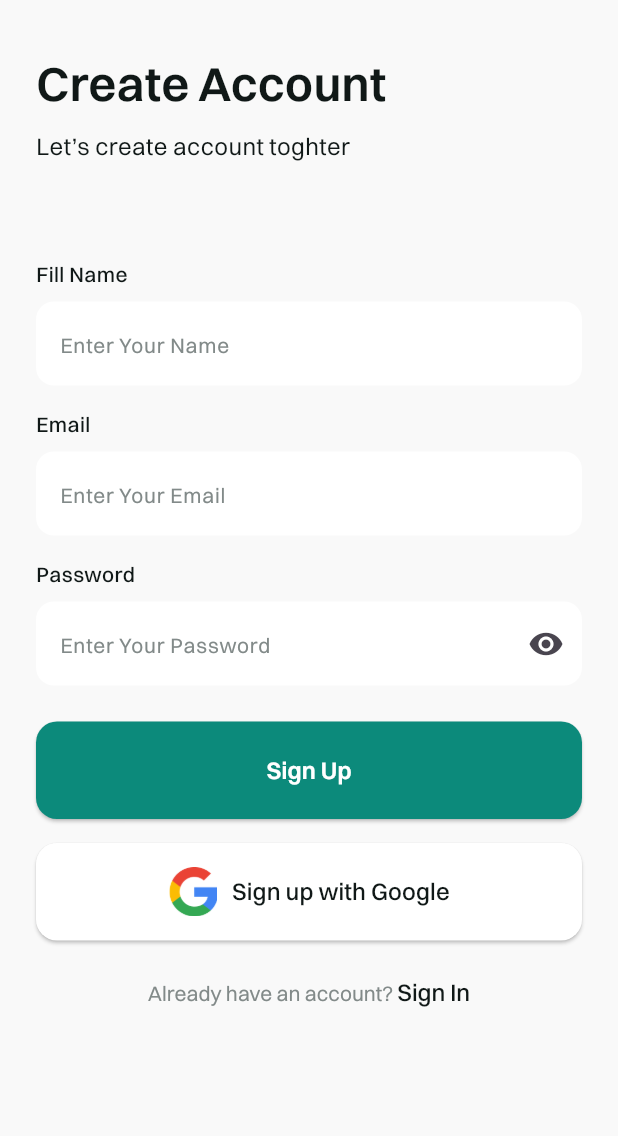
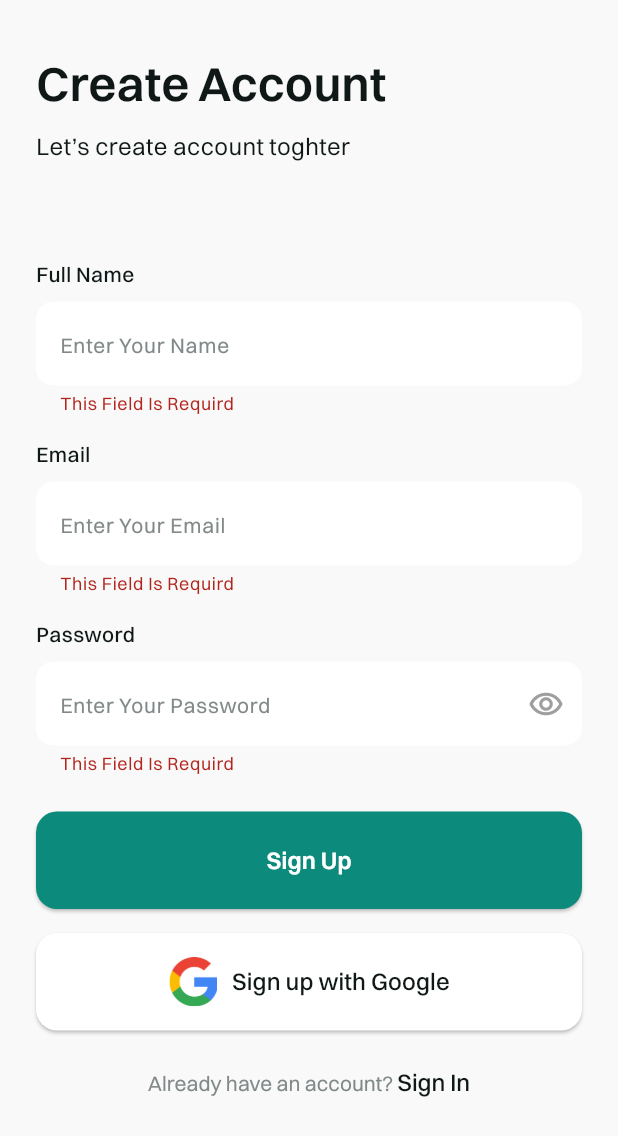
Before and after one commit to Esl4mx/Crafty_app, a Flutter app: the SignupViewBody widget shown alone on an empty page, opened directly, after a tap on "Sign Up", on a phone screen of 412 x 824 dp. Shown: the top 1136 px of the screen. Run offline on Flutter 3.47's test engine with Material 3 defaults, Android fonts, the light colour scheme and no system bars; our stand-ins replace animated_bottom_navigation_bar, bloc, carousel_slider, dartz, dots_indicator, firebase_auth and 5 more; missing offline and left inert: model_viewer_plus; accounts and stored records are empty.

Commit message:
Refactor and enhance signup form and service setup
- Rename `setup` to `setupGitit` in `git_it_service.dart`.
- Add `onSaved` callback to `CustomTextFormField` and update its usage.
- Refactor `SignupViewFormSection` to a `StatefulWidget` to handle form validation and state.
- Implement form validation and state management in `SignupViewFormSection`.
- Add `ModalProgressHUD` to `SignupViewBodyBlocConsumer` to show loading state.
- Update `main.dart` to call `setupGitit` for service initialization.
- Add `modal_progress_hud_nsn` dependency for progress HUD.

```diff
--- a/lib/core/services/git_it_service.dart
+++ b/lib/core/services/git_it_service.dart
@@ -5,7 +5,7 @@ import 'package:get_it/get_it.dart';
 
 final getIt = GetIt.instance;
 
-void setup() {
+void setupGitit() {
   getIt.registerSingleton<FirebaseAuthService>(FirebaseAuthService());
   getIt.registerSingleton<AuthRepo>(
       AuthRepoImp(firebaseAuthService: getIt<FirebaseAuthService>()));
--- a/lib/core/wigets/custom_text_form_field.dart
+++ b/lib/core/wigets/custom_text_form_field.dart
@@ -9,7 +9,8 @@ class CustomTextFormField extends StatelessWidget {
       this.isObscureText,
       this.keyboardType,
       this.sufixx,
-      this.validator});
+      this.validator,
+      this.onSaved});
 
   final String title, hintText;
 
@@ -17,6 +18,7 @@ class CustomTextFormField extends StatelessWidget {
   final TextInputType? keyboardType;
   final Widget? sufixx;
   final String? Function(String?)? validator;
+  final Function(String?)? onSaved;
 
   @override
   Widget build(BuildContext context) {
@@ -26,6 +28,7 @@ class CustomTextFormField extends StatelessWidget {
         Text(title, style: AppStyles.styleMedium14()),
         const SizedBox(height: 8),
         TextFormField(
+          onSaved: onSaved,
           validator: validator,
           keyboardType: keyboardType,
           obscureText: isObscureText ?? false,
--- a/lib/features/auth/presntation/views/widgets/signup_view_body.dart
+++ b/lib/features/auth/presntation/views/widgets/signup_view_body.dart
@@ -29,23 +29,6 @@ class SignupViewBody extends StatelessWidget {
             const SizedBox(
               height: 24,
             ),
-            CustomButton(
-                onPressed: () {},
-                child: Text(
-                  "Sign Up",
-                  style:
-                      AppStyles.styleSemiBold16().copyWith(color: Colors.white),
-                )),
-            const SizedBox(
-              height: 16,
-            ),
-            GoogleAuthButton(
-              onPressed: () {},
-              title: "Sign up with Google",
-            ),
-            const SizedBox(
-              height: 24,
-            ),
             AuthRichText(
               firstText: "Already have an account? ",
               secondText: "Sign In",
--- a/lib/features/auth/presntation/views/widgets/signup_view_body_bloc_consumer.dart
+++ b/lib/features/auth/presntation/views/widgets/signup_view_body_bloc_consumer.dart
@@ -2,6 +2,7 @@ import 'package:crafty_app/features/auth/presntation/cubits/signup_cubit/signup_
 import 'package:crafty_app/features/auth/presntation/views/widgets/signup_view_body.dart';
 import 'package:flutter/material.dart';
 import 'package:flutter_bloc/flutter_bloc.dart';
+import 'package:modal_progress_hud_nsn/modal_progress_hud_nsn.dart';
 
 class SignupViewBodyBlocConsumer extends StatelessWidget {
   const SignupViewBodyBlocConsumer({
@@ -11,9 +12,20 @@ class SignupViewBodyBlocConsumer extends StatelessWidget {
   @override
   Widget build(BuildContext context) {
     return BlocConsumer<SignupCubit, SignupState>(
-      listener: (context, state) {},
+      listener: (context, state) {
+        if (state is SignupSuccess) {
+          // Navigator.of(context).pop();
+        }
+        if (state is SignupFailure) {
+          ScaffoldMessenger.of(context).showSnackBar(SnackBar(
+            content: Text(state.message),
+          ));
+        }
+      },
       builder: (context, state) {
-        return const SignupViewBody();
+        return ModalProgressHUD(
+            inAsyncCall: state is SignupLoading ? true : false,
+            child: const SignupViewBody());
       },
     );
   }
--- a/lib/features/auth/presntation/views/widgets/signup_view_form_section.dart
+++ b/lib/features/auth/presntation/views/widgets/signup_view_form_section.dart
@@ -1,27 +1,116 @@
+import 'package:crafty_app/core/utlis/app_colors.dart';
+import 'package:crafty_app/core/utlis/app_styles.dart';
+import 'package:crafty_app/core/wigets/custom_button.dart';
 import 'package:crafty_app/core/wigets/custom_text_form_field.dart';
+import 'package:crafty_app/features/auth/presntation/cubits/signup_cubit/signup_cubit.dart';
+import 'package:crafty_app/features/auth/presntation/views/signup_view.dart';
+import 'package:crafty_app/features/auth/presntation/views/widgets/google_auth_button.dart';
 import 'package:flutter/material.dart';
+import 'package:flutter_bloc/flutter_bloc.dart';
 
-class SignupViewFormSection extends StatelessWidget {
+class SignupViewFormSection extends StatefulWidget {
   const SignupViewFormSection({super.key});
 
   @override
+  State<SignupViewFormSection> createState() => _SignupViewFormSectionState();
+}
+
+class _SignupViewFormSectionState extends State<SignupViewFormSection> {
+  GlobalKey<FormState> formKey = GlobalKey<FormState>();
+  AutovalidateMode autovalidateMode = AutovalidateMode.disabled;
+  late String email, password, name;
+  bool isObscure = true;
+  @override
   Widget build(BuildContext context) {
-    return const Column(
+    return Form(
+      key: formKey,
+      autovalidateMode: autovalidateMode,
+      child: Column(
         children: [
-        CustomTextFormField(title: "Fill Name", hintText: "Enter Your Name"),
-        SizedBox(
-          height: 16,
-        ),
-        CustomTextFormField(title: "Email", hintText: "Enter Your Email"),
-        SizedBox(
+          CustomTextFormField(
+              onSaved: (val) {
+                name = val!;
+              },
+              validator: (val) {
+                if (val == null || val.isEmpty) {
+                  return "This Field Is Requird";
+                }
+              },
+              title: "Full Name",
+              hintText: "Enter Your Name"),
+          const SizedBox(
             height: 16,
           ),
           CustomTextFormField(
-            sufixx: Icon(Icons.remove_red_eye),
-            isObscureText: true,
+              onSaved: (val) {
+                email = val!;
+              },
+              validator: (val) {
+                if (val == null || val.isEmpty) {
+                  return "This Field Is Requird";
+                }
+              },
+              title: "Email",
+              hintText: "Enter Your Email"),
+          const SizedBox(
+            height: 16,
+          ),
+          CustomTextFormField(
+              onSaved: (val) {
+                password = val!;
+              },
+              validator: (val) {
+                if (val == null || val.isEmpty) {
+                  return "This Field Is Requird";
+                }
+              },
+              sufixx: GestureDetector(
+                  onTap: () {
+                    setState(() {
+                      isObscure = !isObscure;
+                    });
+                  },
+                  child: Icon(
+                    isObscure
+                        ? Icons.remove_red_eye_outlined
+                        : Icons.remove_red_eye,
+                    color: Colors.grey,
+                  )),
+              isObscureText: isObscure,
               title: "Password",
               hintText: "Enter Your Password"),
+          const SizedBox(
+            height: 24,
+          ),
+          CustomButton(
+              onPressed: () {
+                if (formKey.currentState!.validate()) {
+                  formKey.currentState!.save();
+                  context.read<SignupCubit>().createUserWithEmailAndPassword(
+                        email,
+                        password,
+                        name,
+                      );
+                } else {
+                  setState(() {
+                    autovalidateMode = AutovalidateMode.always;
+                  });
+                }
+              },
+              child: Text(
+                "Sign Up",
+                style:
+                    AppStyles.styleSemiBold16().copyWith(color: Colors.white),
+              )),
+          const SizedBox(
+            height: 16,
+          ),
+          GoogleAuthButton(
+            onPressed: () {},
+            title: "Sign up with Google",
+          ),
         ],
+      ),
     );
   }
 }
--- a/lib/main.dart
+++ b/lib/main.dart
@@ -1,4 +1,5 @@
 import 'package:crafty_app/core/helper_functions/on_generate_routes.dart';
+import 'package:crafty_app/core/services/git_it_service.dart';
 import 'package:crafty_app/core/services/shared_preferences_singleton.dart';
 import 'package:crafty_app/core/wigets/app_layout_views.dart';
 import 'package:crafty_app/firebase_options.dart';
@@ -11,6 +12,7 @@ void main() async {
     options: DefaultFirebaseOptions.currentPlatform,
   );
   await prefs.init();
+  setupGitit();
   runApp(const Crafty());
 }
 
--- a/pubspec.yaml
+++ b/pubspec.yaml
@@ -39,6 +39,7 @@ dependencies:
     sdk: flutter
   flutter_bloc: ^9.0.0
   get_it: ^8.0.3
+  modal_progress_hud_nsn: ^0.5.1
   model_viewer_plus: ^1.9.1
   shared_preferences: ^2.3.5
 
```
Also changed, not shown: pubspec.lock. Lines whose indentation alone changed are shown as unchanged.
